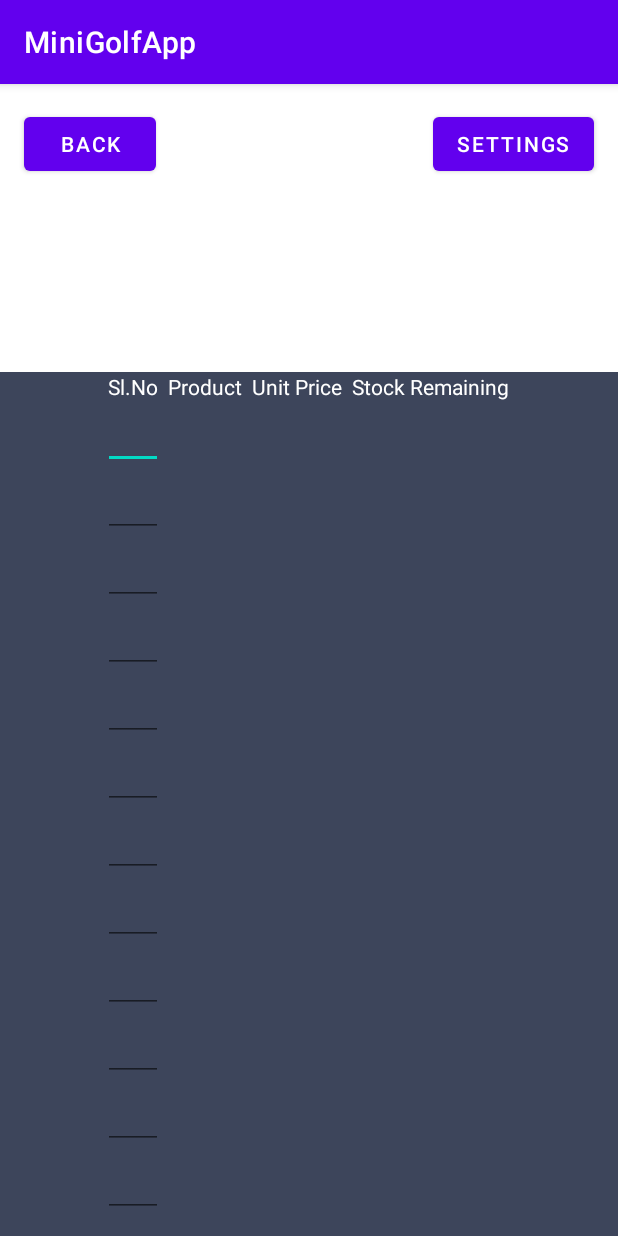
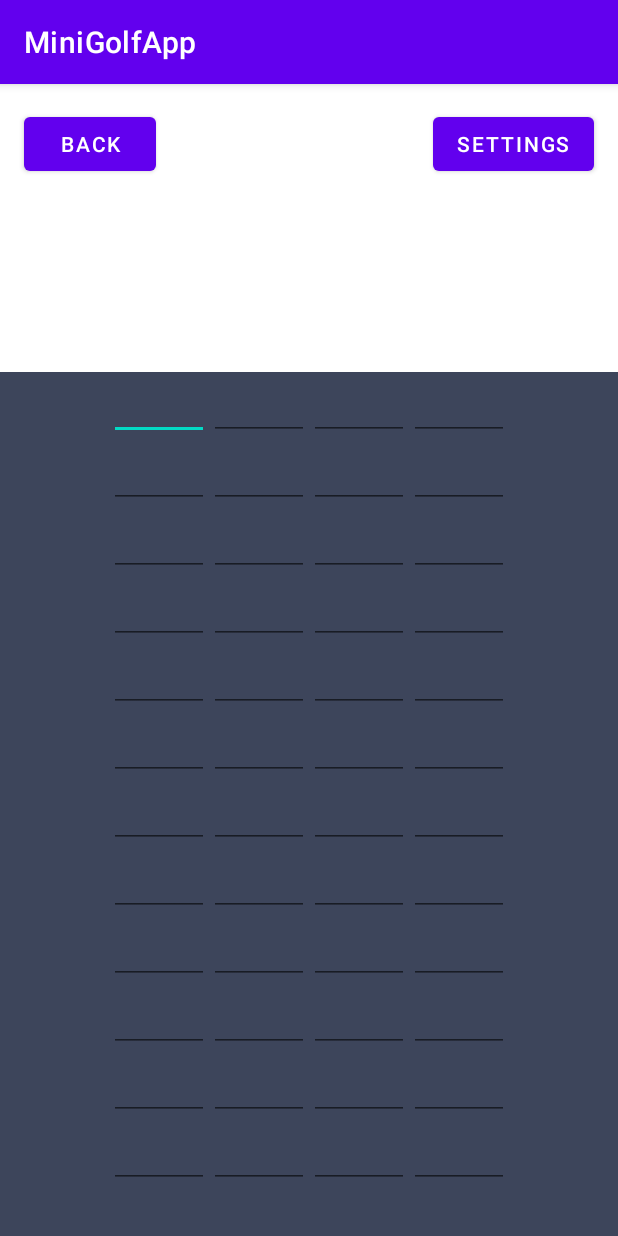
Before and after one commit to mcneerta/MiniGolfApp, an Android app: the screen it shows after launch (MainActivity), on a phone screen of 412 x 824 dp. Run offline under Robolectric (Android 15) with nearby library versions, the phone set to English and light mode, and no system bars.

Commit message:
Set columns with for loop

```diff
--- a/app/src/main/java/com/example/minigolfapp/MainActivity.java
+++ b/app/src/main/java/com/example/minigolfapp/MainActivity.java
@@ -11,6 +11,9 @@ import android.widget.TableLayout;
 import android.widget.TableRow;
 import android.widget.TextView;
 
+import java.util.LinkedList;
+import java.util.List;
+
 public class MainActivity extends AppCompatActivity {
 
     @Override
@@ -23,8 +26,7 @@ public class MainActivity extends AppCompatActivity {
 
     public void init() {
         TableLayout stk = (TableLayout) findViewById(R.id.table_main);
-        TableRow tbrow0 = new TableRow(this);
-        TextView tv0 = new TextView(this);
+        /*TextView tv0 = new TextView(this);
         tv0.setText(" Sl.No ");
         tv0.setTextColor(Color.WHITE);
         tbrow0.addView(tv0);
@@ -40,31 +42,21 @@ public class MainActivity extends AppCompatActivity {
         tv3.setText(" Stock Remaining ");
         tv3.setTextColor(Color.WHITE);
         tbrow0.addView(tv3);
-        stk.addView(tbrow0);
+        stk.addView(tbrow0);*/
+        int holes = 4;
         for (int i = 0; i < 25; i++) {
             TableRow tbrow = new TableRow(this);
-            EditText holeNumber = new EditText(this);
-            holeNumber.setInputType(InputType.TYPE_CLASS_NUMBER);
-           /* TextView t1v = new TextView(this);
-            t1v.setText("" + i);
-            t1v.setTextColor(Color.WHITE);
-            t1v.setGravity(Gravity.CENTER);
-            tbrow.addView(t1v);
-            TextView t2v = new TextView(this);
-            t2v.setText("Product " + i);
-            t2v.setTextColor(Color.WHITE);
-            t2v.setGravity(Gravity.CENTER);
-            tbrow.addView(t2v);
-            TextView t3v = new TextView(this);
-            t3v.setText("Rs." + i);
-            t3v.setTextColor(Color.WHITE);
-            t3v.setGravity(Gravity.CENTER);
-            tbrow.addView(t3v);
-            TextView t4v = new TextView(this);
-            t4v.setText("" + i * 15 / 32 * 10);
-            t4v.setTextColor(Color.WHITE);
-            t4v.setGravity(Gravity.CENTER);*/
-            tbrow.addView(holeNumber);
+            tbrow.setGravity(Gravity.LEFT);
+            List<EditText> Columns = new LinkedList<EditText>();
+            for (int j = 0; j < holes; j++) {
+                EditText row = new EditText(this);
+                row.setWidth(100);
+                row.setInputType(InputType.TYPE_CLASS_NUMBER);
+                Columns.add(row);
+            }
+            for (EditText hole : Columns) {
+                tbrow.addView(hole);
+            }
             stk.addView(tbrow);
         }
     }
--- a/app/src/main/res/layout/activity_scorecard.xml
+++ b/app/src/main/res/layout/activity_scorecard.xml
@@ -36,8 +36,6 @@
         android:layout_alignParentLeft="true"
         android:layout_marginTop="192dp"
         android:background="#3d455b"
-        app:layout_constraintEnd_toEndOf="parent"
-        app:layout_constraintHorizontal_bias="0.0"
         app:layout_constraintStart_toStartOf="parent"
         app:layout_constraintTop_toTopOf="parent">
 
@@ -55,9 +53,8 @@
 
                 <TableLayout
                     android:id="@+id/table_main"
-                    android:layout_width="wrap_content"
-                    android:layout_height="wrap_content"
-                    android:layout_centerHorizontal="true"></TableLayout>
+                    android:layout_width="match_parent"
+                    android:layout_height="match_parent"></TableLayout>
             </RelativeLayout>
         </HorizontalScrollView>
     </ScrollView>
```
